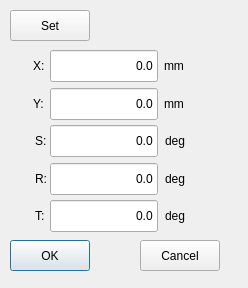
GaussCheng/2-5AxisPunch, file hcmanualoperation/axismodifydialog.ui: the form before one commit.
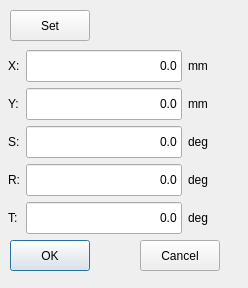
The form after the commit. Custom widgets are drawn as their Qt base class.

Patch:
```diff
--- a/hcmanualoperation/axismodifydialog.ui
+++ b/hcmanualoperation/axismodifydialog.ui
@@ -13,102 +13,6 @@
   <property name="windowTitle">
    <string>Modify</string>
   </property>
-  <widget class="QLabel" name="label_4">
-   <property name="geometry">
-    <rect>
-     <x>164</x>
-     <y>50</y>
-     <width>36</width>
-     <height>32</height>
-    </rect>
-   </property>
-   <property name="text">
-    <string>mm</string>
-   </property>
-  </widget>
-  <widget class="QLabel" name="label">
-   <property name="geometry">
-    <rect>
-     <x>33</x>
-     <y>50</y>
-     <width>11</width>
-     <height>32</height>
-    </rect>
-   </property>
-   <property name="text">
-    <string>X:</string>
-   </property>
-  </widget>
-  <widget class="ICLineEditWithVirtualNumericKeypad" name="yPos">
-   <property name="geometry">
-    <rect>
-     <x>50</x>
-     <y>88</y>
-     <width>108</width>
-     <height>32</height>
-    </rect>
-   </property>
-   <property name="minimumSize">
-    <size>
-     <width>0</width>
-     <height>32</height>
-    </size>
-   </property>
-   <property name="text">
-    <string>0.0</string>
-   </property>
-   <property name="alignment">
-    <set>Qt::AlignRight|Qt::AlignTrailing|Qt::AlignVCenter</set>
-   </property>
-  </widget>
-  <widget class="QLabel" name="label_2">
-   <property name="geometry">
-    <rect>
-     <x>33</x>
-     <y>88</y>
-     <width>11</width>
-     <height>32</height>
-    </rect>
-   </property>
-   <property name="text">
-    <string>Y:</string>
-   </property>
-  </widget>
-  <widget class="QLabel" name="label_5">
-   <property name="geometry">
-    <rect>
-     <x>164</x>
-     <y>88</y>
-     <width>36</width>
-     <height>32</height>
-    </rect>
-   </property>
-   <property name="text">
-    <string>mm</string>
-   </property>
-  </widget>
-  <widget class="ICLineEditWithVirtualNumericKeypad" name="xPos">
-   <property name="geometry">
-    <rect>
-     <x>50</x>
-     <y>50</y>
-     <width>108</width>
-     <height>32</height>
-    </rect>
-   </property>
-   <property name="minimumSize">
-    <size>
-     <width>0</width>
-     <height>32</height>
-    </size>
-   </property>
-   <property name="text">
-    <string>0.0</string>
-   </property>
-   <property name="alignment">
-    <set>Qt::AlignRight|Qt::AlignTrailing|Qt::AlignVCenter</set>
-   </property>
-  </widget>
   <widget class="QPushButton" name="okButton">
    <property name="geometry">
     <rect>
@@ -148,149 +52,180 @@
     <string>Set</string>
    </property>
   </widget>
-  <widget class="QLabel" name="label_3">
+  <widget class="QWidget" name="">
    <property name="geometry">
     <rect>
-     <x>35</x>
-     <y>125</y>
-     <width>11</width>
-     <height>32</height>
+     <x>8</x>
+     <y>50</y>
+     <width>201</width>
+     <height>192</height>
     </rect>
    </property>
-   <property name="text">
-    <string>S:</string>
-   </property>
-  </widget>
-  <widget class="ICLineEditWithVirtualNumericKeypad" name="zPos">
-   <property name="geometry">
-    <rect>
-     <x>50</x>
-     <y>125</y>
-     <width>108</width>
-     <height>32</height>
-    </rect>
-   </property>
-   <property name="minimumSize">
-    <size>
-     <width>0</width>
-     <height>32</height>
-    </size>
-   </property>
-   <property name="text">
-    <string>0.0</string>
-   </property>
-   <property name="alignment">
-    <set>Qt::AlignRight|Qt::AlignTrailing|Qt::AlignVCenter</set>
-   </property>
-  </widget>
-  <widget class="QLabel" name="label_6">
-   <property name="geometry">
-    <rect>
-     <x>165</x>
-     <y>125</y>
-     <width>36</width>
-     <height>32</height>
-    </rect>
-   </property>
-   <property name="text">
-    <string>deg</string>
-   </property>
-  </widget>
-  <widget class="QLabel" name="label_7">
-   <property name="geometry">
-    <rect>
-     <x>165</x>
-     <y>163</y>
-     <width>36</width>
-     <height>32</height>
-    </rect>
-   </property>
-   <property name="text">
-    <string>deg</string>
-   </property>
-  </widget>
-  <widget class="ICLineEditWithVirtualNumericKeypad" name="pPos">
-   <property name="geometry">
-    <rect>
-     <x>50</x>
-     <y>163</y>
-     <width>108</width>
-     <height>32</height>
-    </rect>
-   </property>
-   <property name="minimumSize">
-    <size>
-     <width>0</width>
-     <height>32</height>
-    </size>
-   </property>
-   <property name="text">
-    <string>0.0</string>
-   </property>
-   <property name="alignment">
-    <set>Qt::AlignRight|Qt::AlignTrailing|Qt::AlignVCenter</set>
-   </property>
-  </widget>
-  <widget class="QLabel" name="label_8">
-   <property name="geometry">
-    <rect>
-     <x>35</x>
-     <y>163</y>
-     <width>11</width>
-     <height>32</height>
-    </rect>
-   </property>
-   <property name="text">
-    <string>R:</string>
-   </property>
-  </widget>
-  <widget class="QLabel" name="label_9">
-   <property name="geometry">
-    <rect>
-     <x>35</x>
-     <y>200</y>
-     <width>20</width>
-     <height>32</height>
-    </rect>
-   </property>
-   <property name="text">
-    <string>T:</string>
-   </property>
-  </widget>
-  <widget class="ICLineEditWithVirtualNumericKeypad" name="tPos">
-   <property name="geometry">
-    <rect>
-     <x>50</x>
-     <y>200</y>
-     <width>108</width>
-     <height>32</height>
-    </rect>
-   </property>
-   <property name="minimumSize">
-    <size>
-     <width>0</width>
-     <height>32</height>
-    </size>
-   </property>
-   <property name="text">
-    <string>0.0</string>
-   </property>
-   <property name="alignment">
-    <set>Qt::AlignRight|Qt::AlignTrailing|Qt::AlignVCenter</set>
-   </property>
-  </widget>
-  <widget class="QLabel" name="label_10">
-   <property name="geometry">
-    <rect>
-     <x>165</x>
-     <y>200</y>
-     <width>36</width>
-     <height>32</height>
-    </rect>
-   </property>
-   <property name="text">
-    <string>deg</string>
-   </property>
+   <layout class="QGridLayout" name="gridLayout">
+    <item row="0" column="2">
+     <widget class="QLabel" name="label_4">
+      <property name="text">
+       <string>mm</string>
+      </property>
+     </widget>
+    </item>
+    <item row="0" column="1">
+     <widget class="ICLineEditWithVirtualNumericKeypad" name="xPos">
+      <property name="minimumSize">
+       <size>
+        <width>0</width>
+        <height>32</height>
+       </size>
+      </property>
+      <property name="text">
+       <string>0.0</string>
+      </property>
+      <property name="alignment">
+       <set>Qt::AlignRight|Qt::AlignTrailing|Qt::AlignVCenter</set>
+      </property>
+     </widget>
+    </item>
+    <item row="1" column="2">
+     <widget class="QLabel" name="label_5">
+      <property name="text">
+       <string>mm</string>
+      </property>
+     </widget>
+    </item>
+    <item row="2" column="0">
+     <widget class="QLabel" name="label_3">
+      <property name="text">
+       <string>S:</string>
+      </property>
+     </widget>
+    </item>
+    <item row="4" column="2">
+     <widget class="QLabel" name="label_10">
+      <property name="text">
+       <string>deg</string>
+      </property>
+     </widget>
+    </item>
+    <item row="3" column="0">
+     <widget class="QLabel" name="label_8">
+      <property name="text">
+       <string>R:</string>
+      </property>
+     </widget>
+    </item>
+    <item row="2" column="2">
+     <widget class="QLabel" name="label_6">
+      <property name="text">
+       <string>deg</string>
+      </property>
+     </widget>
+    </item>
+    <item row="2" column="1">
+     <widget class="ICLineEditWithVirtualNumericKeypad" name="zPos">
+      <property name="minimumSize">
+       <size>
+        <width>0</width>
+        <height>32</height>
+       </size>
+      </property>
+      <property name="text">
+       <string>0.0</string>
+      </property>
+      <property name="alignment">
+       <set>Qt::AlignRight|Qt::AlignTrailing|Qt::AlignVCenter</set>
+      </property>
+     </widget>
+    </item>
+    <item row="4" column="1">
+     <widget class="ICLineEditWithVirtualNumericKeypad" name="tPos">
+      <property name="minimumSize">
+       <size>
+        <width>0</width>
+        <height>32</height>
+       </size>
+      </property>
+      <property name="text">
+       <string>0.0</string>
+      </property>
+      <property name="alignment">
+       <set>Qt::AlignRight|Qt::AlignTrailing|Qt::AlignVCenter</set>
+      </property>
+     </widget>
+    </item>
+    <item row="4" column="0">
+     <widget class="QLabel" name="label_9">
+      <property name="text">
+       <string>T:</string>
+      </property>
+     </widget>
+    </item>
+    <item row="3" column="2">
+     <widget class="QLabel" name="label_7">
+      <property name="text">
+       <string>deg</string>
+      </property>
+     </widget>
+    </item>
+    <item row="1" column="0">
+     <widget class="QLabel" name="label_2">
+      <property name="text">
+       <string>Y:</string>
+      </property>
+     </widget>
+    </item>
+    <item row="3" column="1">
+     <widget class="ICLineEditWithVirtualNumericKeypad" name="pPos">
+      <property name="minimumSize">
+       <size>
+        <width>0</width>
+        <height>32</height>
+       </size>
+      </property>
+      <property name="text">
+       <string>0.0</string>
+      </property>
+      <property name="alignment">
+       <set>Qt::AlignRight|Qt::AlignTrailing|Qt::AlignVCenter</set>
+      </property>
+     </widget>
+    </item>
+    <item row="0" column="0">
+     <widget class="QLabel" name="label">
+      <property name="text">
+       <string>X:</string>
+      </property>
+     </widget>
+    </item>
+    <item row="1" column="1">
+     <widget class="ICLineEditWithVirtualNumericKeypad" name="yPos">
+      <property name="minimumSize">
+       <size>
+        <width>0</width>
+        <height>32</height>
+       </size>
+      </property>
+      <property name="text">
+       <string>0.0</string>
+      </property>
+      <property name="alignment">
+       <set>Qt::AlignRight|Qt::AlignTrailing|Qt::AlignVCenter</set>
+      </property>
+     </widget>
+    </item>
+    <item row="5" column="1">
+     <spacer name="verticalSpacer">
+      <property name="orientation">
+       <enum>Qt::Vertical</enum>
+      </property>
+      <property name="sizeHint" stdset="0">
+       <size>
+        <width>20</width>
+        <height>40</height>
+       </size>
+      </property>
+     </spacer>
+    </item>
+   </layout>
   </widget>
  </widget>
  <customwidgets>
```
